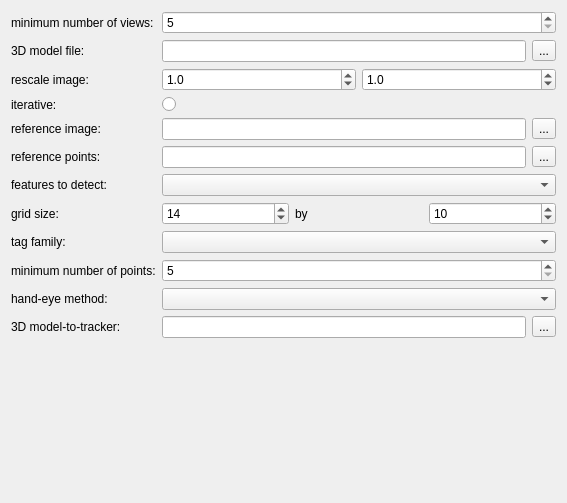
Qt form MITK/Plugins/uk.ac.ucl.cmic.igicameracal/src/internal/CameraCalViewPreferencePage.ui (NifTK/NifTK) before a commit.
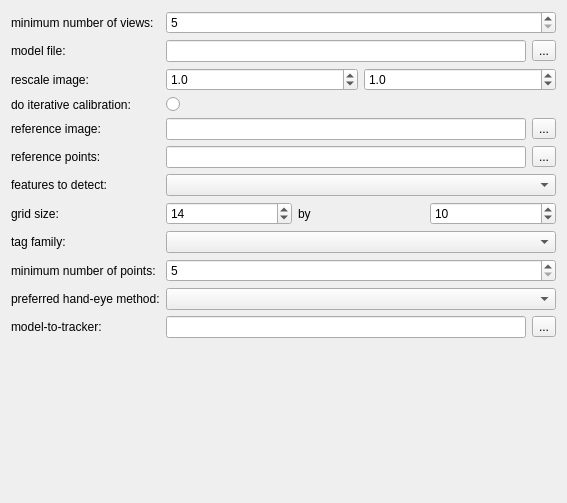
The same form after that commit.

Commit message: Issue #4659: Tweak GUI pref page for calibration plugin.

Diff of the .ui file:
```diff
--- a/MITK/Plugins/uk.ac.ucl.cmic.igicameracal/src/internal/CameraCalViewPreferencePage.ui
+++ b/MITK/Plugins/uk.ac.ucl.cmic.igicameracal/src/internal/CameraCalViewPreferencePage.ui
@@ -36,7 +36,7 @@
      <item row="1" column="0">
       <widget class="QLabel" name="m_3DModelLabel">
        <property name="text">
-        <string>3D model file:</string>
+        <string>model file:</string>
        </property>
       </widget>
      </item>
@@ -106,7 +106,7 @@
      <item row="3" column="0">
       <widget class="QLabel" name="m_IterativeLabel">
        <property name="text">
-        <string>iterative:</string>
+        <string>do iterative calibration:</string>
        </property>
       </widget>
      </item>
@@ -237,7 +237,7 @@
      <item row="10" column="0">
       <widget class="QLabel" name="m_HandEyeLabel">
        <property name="text">
-        <string>hand-eye method:</string>
+        <string>preferred hand-eye method:</string>
        </property>
       </widget>
      </item>
@@ -247,7 +247,7 @@
      <item row="11" column="0">
       <widget class="QLabel" name="m_ModelToTrackerLabel">
        <property name="text">
-        <string>3D model-to-tracker:</string>
+        <string>model-to-tracker:</string>
        </property>
       </widget>
      </item>
```
Left out of the diff: 60 changed lines with no effect on the pictures.
